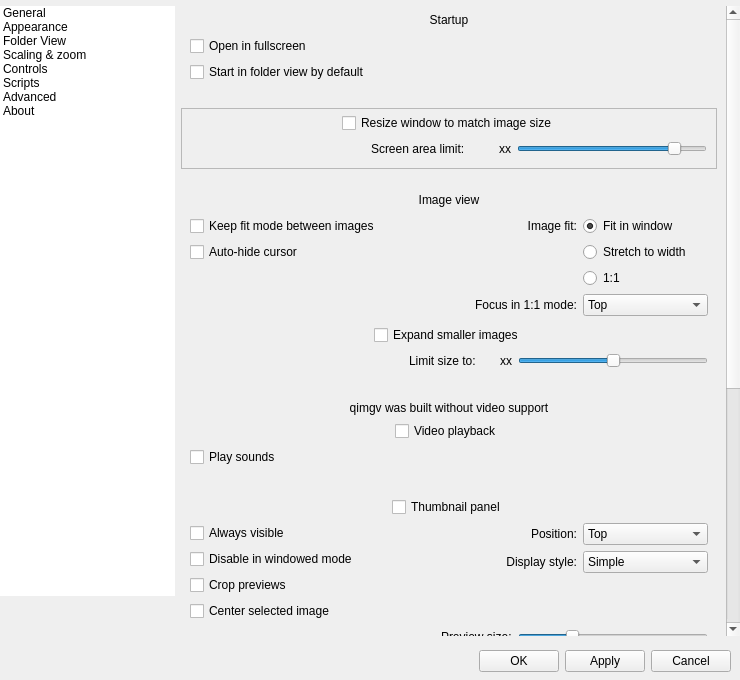
This is qimgv/gui/dialogs/settingsdialog.ui in do-i/thumbgrid as Qt 5 draws it before an edit. The edited form follows.
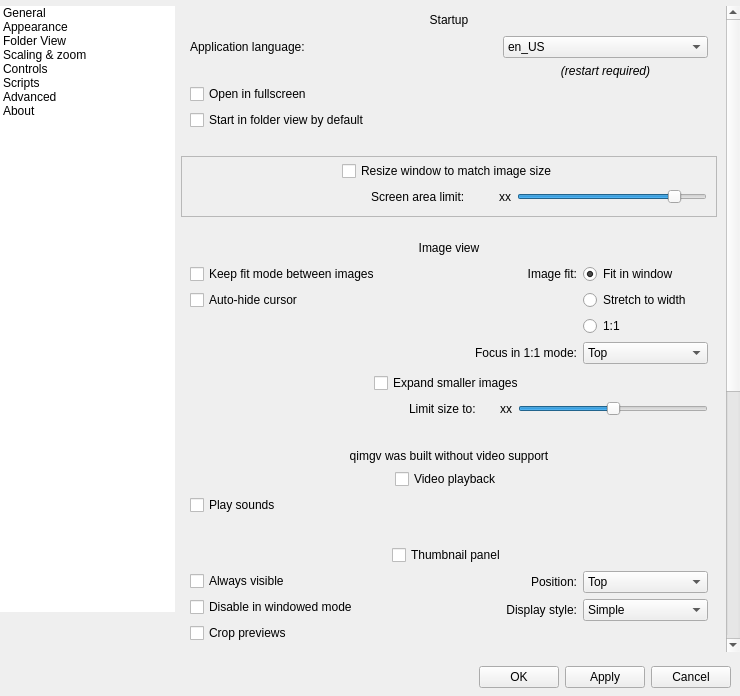
This is the edited form. Custom widgets are drawn as their Qt base class.

Commit message: [settings] language selector, fix .qm loading

Diff of the .ui file:
```diff
--- a/qimgv/gui/dialogs/settingsdialog.ui
+++ b/qimgv/gui/dialogs/settingsdialog.ui
@@ -13,7 +13,7 @@
     <x>0</x>
     <y>0</y>
     <width>740</width>
-    <height>680</height>
+    <height>696</height>
    </rect>
   </property>
   <property name="sizePolicy">
@@ -289,7 +289,7 @@
                 <x>0</x>
                 <y>0</y>
                 <width>539</width>
-                <height>1301</height>
+                <height>1365</height>
                </rect>
               </property>
               <layout class="QVBoxLayout" name="verticalLayout_5" stretch="0,0,0,0,0,0,0,0,0,0,0,0,0,0,0,0">
@@ -351,6 +351,63 @@
                     </property>
                    </widget>
                   </item>
+                  <item>
+                   <layout class="QGridLayout" name="gridLayout_3" columnstretch="3,2">
+                    <property name="leftMargin">
+                     <number>0</number>
+                    </property>
+                    <property name="topMargin">
+                     <number>0</number>
+                    </property>
+                    <property name="rightMargin">
+                     <number>0</number>
+                    </property>
+                    <property name="bottomMargin">
+                     <number>0</number>
+                    </property>
+                    <item row="0" column="0">
+                     <widget class="QLabel" name="label_30">
+                      <property name="text">
+                       <string>Application language:</string>
+                      </property>
+                     </widget>
+                    </item>
+                    <item row="0" column="1">
+                     <widget class="QComboBox" name="langComboBox">
+                      <item>
+                       <property name="text">
+                        <string>en_US</string>
+                       </property>
+                      </item>
+                      <item>
+                       <property name="text">
+                        <string>zh_CN</string>
+                       </property>
+                      </item>
+                      <item>
+                       <property name="text">
+                        <string>system</string>
+                       </property>
+                      </item>
+                     </widget>
+                    </item>
+                    <item row="1" column="1">
+                     <widget class="QLabel" name="label_40">
+                      <property name="font">
+                       <font>
+                        <italic>true</italic>
+                       </font>
+                      </property>
+                      <property name="text">
+                       <string>(restart required)</string>
+                      </property>
+                      <property name="alignment">
+                       <set>Qt::AlignCenter</set>
+                      </property>
+                     </widget>
+                    </item>
+                   </layout>
+                  </item>
                   <item>
                    <widget class="QCheckBox" name="fullscreenCheckBox">
                     <property name="minimumSize">
```
The commit also changes 8 other files.
